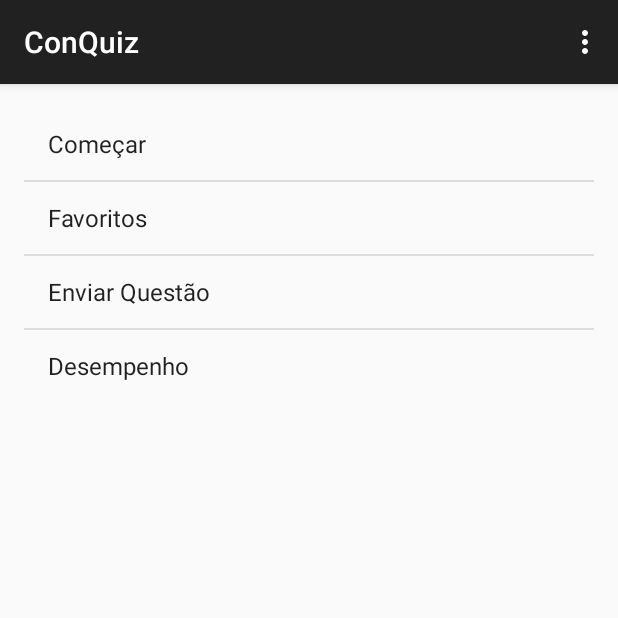
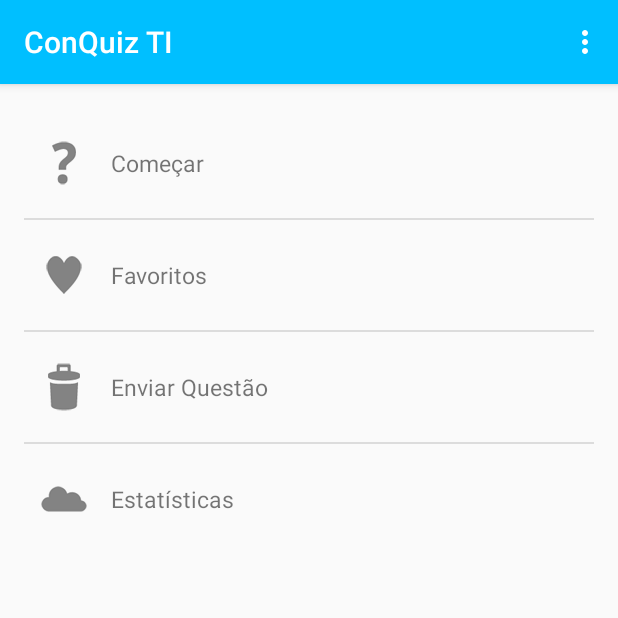
Before and after one commit to luizjl/quizz, an Android app: the screen it shows after launch (PrincipalActivity), on a phone screen of 412 x 824 dp, the top half of it. Run offline under Robolectric (Android 15) with nearby library versions, the phone set to English and light mode, and no system bars.

Commit message:
Criação de Nova Lista com Imagens Alteração na ActionBar

```diff
--- a/app/src/main/java/ria/especializacao/inf/br/quiz/CategoriaActivity.java
+++ b/app/src/main/java/ria/especializacao/inf/br/quiz/CategoriaActivity.java
@@ -1,5 +1,7 @@
 package ria.especializacao.inf.br.quiz;
 
+import android.graphics.Color;
+import android.graphics.drawable.ColorDrawable;
 import android.support.v7.app.ActionBarActivity;
 import android.os.Bundle;
 import android.view.Menu;
@@ -19,6 +21,7 @@ public class CategoriaActivity extends ActionBarActivity
 
         android.support.v7.app.ActionBar actionBar = getSupportActionBar();
         actionBar.setTitle("Categorias");
+        actionBar.setBackgroundDrawable(new ColorDrawable(Color.rgb(0, 191, 255)));
 
         if (savedInstanceState == null)
         {
--- a/app/src/main/java/ria/especializacao/inf/br/quiz/PrincipalActivity.java
+++ b/app/src/main/java/ria/especializacao/inf/br/quiz/PrincipalActivity.java
@@ -1,9 +1,14 @@
 package ria.especializacao.inf.br.quiz;
 
+import android.app.Activity;
 import android.content.Intent;
+import android.graphics.Color;
+import android.graphics.drawable.ColorDrawable;
+import android.support.v7.app.ActionBar;
 import android.support.v7.app.ActionBarActivity;
 import android.support.v4.app.Fragment;
 import android.os.Bundle;
+import android.util.Log;
 import android.view.LayoutInflater;
 import android.view.Menu;
 import android.view.MenuItem;
@@ -11,15 +16,22 @@ import android.view.View;
 import android.view.ViewGroup;
 import android.widget.AdapterView;
 import android.widget.ArrayAdapter;
+import android.widget.ImageView;
 import android.widget.ListView;
+import android.widget.SimpleAdapter;
+import android.widget.TextView;
 import android.widget.Toast;
+
+import java.util.ArrayList;
+import java.util.HashMap;
+import java.util.List;
 
 import ria.especializacao.inf.br.database.SessaoDAO;
 import ria.especializacao.inf.br.model.Sessao;
 import ria.especializacao.inf.br.quiz.R;
 
 
-public class PrincipalActivity extends ActionBarActivity {
+public class PrincipalActivity extends ActionBarActivity  {
 
 
     @Override
@@ -28,7 +40,9 @@ public class PrincipalActivity extends ActionBarActivity {
         setContentView(R.layout.principal_activity);
 
         android.support.v7.app.ActionBar actionBar = getSupportActionBar();
-        actionBar.setTitle("ConQuiz");
+        actionBar.setTitle("ConQuiz TI");
+
+        actionBar.setBackgroundDrawable(new ColorDrawable(Color.rgb(0,191,255)));
 
         if (savedInstanceState == null)
         {
@@ -36,17 +50,7 @@ public class PrincipalActivity extends ActionBarActivity {
                     .add(R.id.container, new PlaceholderFragment())
                     .commit();
         }
-
-        /*Sessao sessao = new Sessao();
-        SessaoDAO sessaoDAO = new SessaoDAO(this);
-
-        sessao.setQtdAcertos(0);
-        sessao.setQtdErros(0);
-
-        sessaoDAO.inserir(sessao); */
-
     }
-
 
     @Override
     public boolean onCreateOptionsMenu(Menu menu) {
@@ -78,6 +82,24 @@ public class PrincipalActivity extends ActionBarActivity {
         private ListView mainListView;
         private String[] strListView;
 
+        ListView list;
+
+        String[] opcoes =
+                {
+                    "Começar",
+                    "Favoritos",
+                    "Enviar Questão",
+                    "Estatísticas"
+                };
+
+        Integer[] imageId =
+                {
+                    R.drawable.help,
+                    R.drawable.rating_favorite,
+                    R.drawable.content_discard,
+                    R.drawable.collections_cloud,
+                };
+
         public PlaceholderFragment()
         {
         }
@@ -88,7 +110,7 @@ public class PrincipalActivity extends ActionBarActivity {
         {
             View rootView = inflater.inflate(R.layout.principal_fragment, container, false);
 
-            mainListView = (ListView) rootView.findViewById(R.id.mainListView);
+            /* mainListView = (ListView) rootView.findViewById(R.id.mainListView);
             strListView = getResources().getStringArray(R.array.my_data_list);
 
             ArrayAdapter<String> objAdapter = new ArrayAdapter<String>(this.getActivity(),
@@ -122,9 +144,72 @@ public class PrincipalActivity extends ActionBarActivity {
                             break;
                     }
                 }
+            }); */
+
+            CustomList adapter = new
+                    CustomList(getActivity(), opcoes, imageId);
+            list=(ListView)rootView.findViewById(R.id.mainListView);
+            list.setAdapter(adapter);
+
+            list.setOnItemClickListener(new AdapterView.OnItemClickListener()
+            {
+                @Override
+                public void onItemClick(AdapterView<?> parent, View view,
+                                        int position, long id)
+                {
+                    Toast.makeText(getActivity(), "You Clicked at " +opcoes[position], Toast.LENGTH_SHORT).show();
+                    switch (opcoes[position])
+                    {
+                        case "Começar":
+                            Intent intent = new Intent(getActivity(), CategoriaActivity.class);
+                            startActivity(intent);
+                            //Toast.makeText(getActivity(), "Você Clicou Em " + strListView[position], Toast.LENGTH_SHORT).show();
+                            break;
+                        case "Favoritos":
+                            Toast.makeText(getActivity(), "Você Clicou Em " + strListView[position], Toast.LENGTH_SHORT).show();
+                            break;
+                        case "Enviar Questão":
+                            Intent intentEQ = new Intent(getActivity(), EnviarQuestaoActivity.class);
+                            startActivity(intentEQ);
+                            break;
+                        case "Desempenho":
+                            intent = new Intent(getActivity(), EstatisticaActivity.class);
+                            startActivity(intent);
+                            //Toast.makeText(getActivity(), "Você Clicou Em " + strListView[position], Toast.LENGTH_SHORT).show();
+                            break;
+                    }
+                }
             });
 
             return rootView;
         }
     }
+
+    public static class CustomList extends ArrayAdapter<String>
+    {
+        private final Activity context;
+        private final String[] web;
+        private final Integer[] imageId;
+
+        public CustomList(Activity context,
+                          String[] web, Integer[] imageId)
+        {
+            super(context, R.layout.main_listview_layout, web);
+            this.context = context;
+            this.web = web;
+            this.imageId = imageId;
+        }
+
+        @Override
+        public View getView(int position, View view, ViewGroup parent)
+        {
+            LayoutInflater inflater = context.getLayoutInflater();
+            View rowView= inflater.inflate(R.layout.main_listview_layout, null, true);
+            TextView txtTitle = (TextView) rowView.findViewById(R.id.mainText);
+            ImageView imageView = (ImageView) rowView.findViewById(R.id.mainImg);
+            txtTitle.setText(web[position]);
+            imageView.setImageResource(imageId[position]);
+            return rowView;
+        }
+    }
 }
--- a/app/src/main/java/ria/especializacao/inf/br/utils/ParserJson.java
+++ b/app/src/main/java/ria/especializacao/inf/br/utils/ParserJson.java
@@ -73,7 +73,9 @@ public class ParserJson {
                 alternativas = readStringArray(reader);
             } else if (name.equals("resposta")) {
                 resposta = reader.nextInt();
-            } else {
+            }else if (name.equals("orgao")) {
+                orgao = reader.nextString();
+            }else {
                 reader.skipValue();
             }
         }
--- /dev/null
+++ b/app/src/main/res/layout/main_listview_layout.xml
@@ -0,0 +1,25 @@
+<?xml version="1.0" encoding="utf-8"?>
+<RelativeLayout xmlns:android="http://schemas.android.com/apk/res/android"
+    android:layout_width="fill_parent"
+    android:layout_height="wrap_content"
+    android:orientation="horizontal"
+    android:padding="5dip" >
+
+        <ImageView
+            android:id="@+id/mainImg"
+            android:layout_width="wrap_content"
+            android:layout_height="wrap_content"
+            android:contentDescription="@string/hello_world"
+            android:paddingTop="10dp"
+            android:paddingRight="10dp"
+            android:paddingBottom="10dp" />
+
+        <TextView
+           android:id="@+id/mainText"
+           android:layout_width="wrap_content"
+           android:layout_height="wrap_content"
+           android:textSize="15dp"
+           android:layout_centerVertical="true"
+           android:layout_toRightOf="@+id/mainImg" />
+
+</RelativeLayout>
--- a/app/src/main/res/layout/principal_fragment.xml
+++ b/app/src/main/res/layout/principal_fragment.xml
@@ -8,7 +8,8 @@
 
     <ListView
         android:id="@+id/mainListView"
-        android:layout_width="match_parent"
-        android:layout_height="wrap_content" />
+        android:layout_width="wrap_content"
+        android:layout_height="wrap_content" >
+    </ListView>
 
 </RelativeLayout>
```
Also changed, not shown: app/src/main/java/ria/especializacao/inf/br/fragment/QuestaoFragment.java (+16 -1 lines), app/src/main/java/ria/especializacao/inf/br/quiz/QuestaoActivity.java (+7 -0 lines), app/src/main/res/values/styles.xml (+8 -0 lines), app/src/main/res/drawable-hdpi/collections_cloud.png (added), app/src/main/res/drawable-hdpi/content_discard.png (added), app/src/main/res/drawable-hdpi/help.png (added), app/src/main/res/drawable-hdpi/rating_favorite.png (added), app/src/main/res/drawable-hdpi/rating_good.png (added), app/src/main/res/drawable-hdpi/rating_important.png (added), 3 other files.
